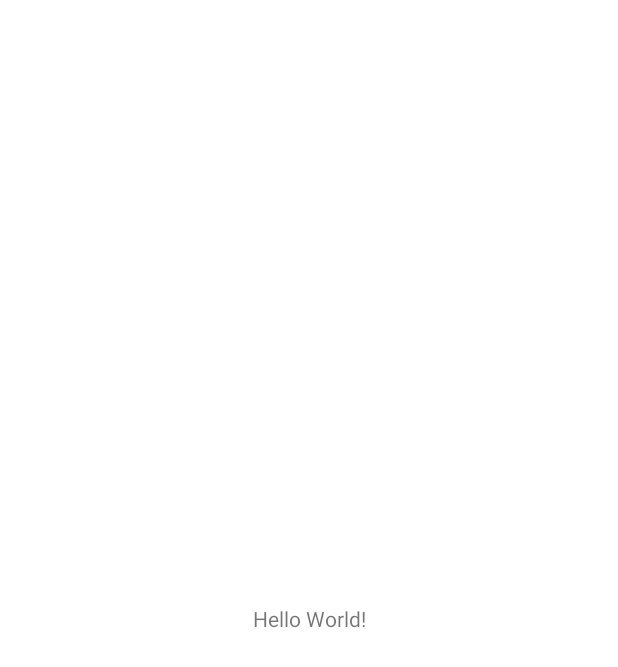
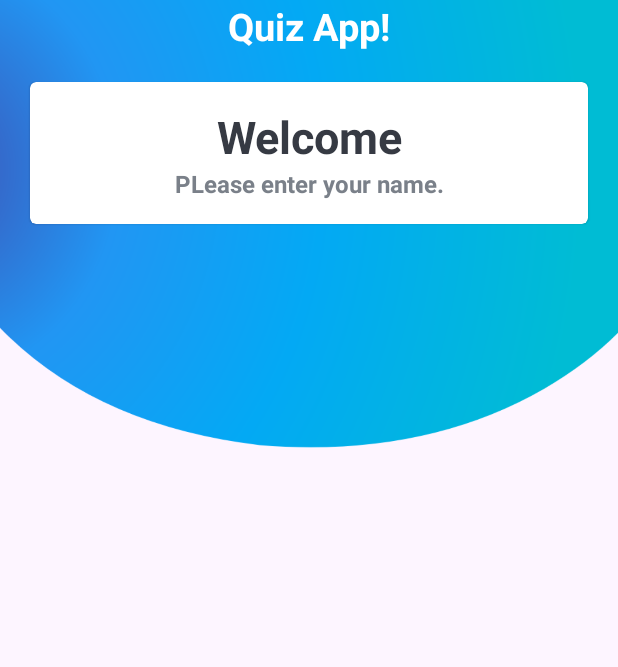
Before and after one commit to coli98/QuizApp, an Android app: the screen it shows after launch (MainActivity), on a phone screen of 412 x 824 dp. Before the commit the part shown is almost empty. Shown: the top 667 px of the screen. Run offline under Robolectric (Android 15) with nearby library versions, the phone set to English and light mode, and no system bars.

Commit message:
UI changes

```diff
--- a/app/src/main/res/layout/activity_main.xml
+++ b/app/src/main/res/layout/activity_main.xml
@@ -1,18 +1,59 @@
 <?xml version="1.0" encoding="utf-8"?>
-<androidx.constraintlayout.widget.ConstraintLayout xmlns:android="http://schemas.android.com/apk/res/android"
+<LinearLayout xmlns:android="http://schemas.android.com/apk/res/android"
     xmlns:app="http://schemas.android.com/apk/res-auto"
     xmlns:tools="http://schemas.android.com/tools"
     android:layout_width="match_parent"
     android:layout_height="match_parent"
+    android:background="@drawable/kxUyuPU"
+    android:orientation="vertical"
     tools:context=".MainActivity">
 
     <TextView
-        android:layout_width="wrap_content"
+        android:layout_width="match_parent"
         android:layout_height="wrap_content"
-        android:text="Hello World!"
-        app:layout_constraintBottom_toBottomOf="parent"
-        app:layout_constraintLeft_toLeftOf="parent"
-        app:layout_constraintRight_toRightOf="parent"
-        app:layout_constraintTop_toTopOf="parent" />
+        android:text="Quiz App!"
+        android:textSize="25sp"
+        android:textStyle="bold"
+        android:gravity="center"
+        android:textColor="@color/white"
+        />
 
-</androidx.constraintlayout.widget.ConstraintLayout>
+    <com.google.android.material.card.MaterialCardView
+        android:layout_width="match_parent"
+        android:layout_height="wrap_content"
+        android:layout_margin="20dp"
+        android:layout_marginEnd="20dp"
+        android:background="@color/white">
+
+        <LinearLayout
+            android:layout_width="match_parent"
+            android:layout_height="wrap_content"
+            android:layout_margin="16dp"
+            android:orientation="vertical">
+
+            <TextView
+                android:layout_width="match_parent"
+                android:layout_height="wrap_content"
+                android:text="Welcome"
+                android:textSize="30sp"
+                android:textStyle="bold"
+                android:gravity="center"
+                android:textColor="#363A43"
+                />
+            <TextView
+                android:layout_width="match_parent"
+                android:layout_height="wrap_content"
+                android:text="PLease enter your name."
+                android:textSize="16sp"
+                android:textStyle="bold"
+                android:gravity="center"
+                android:textColor="#7A8089"
+                />
+
+
+        </LinearLayout>
+
+
+    </com.google.android.material.card.MaterialCardView>
+
+</LinearLayout>
```
